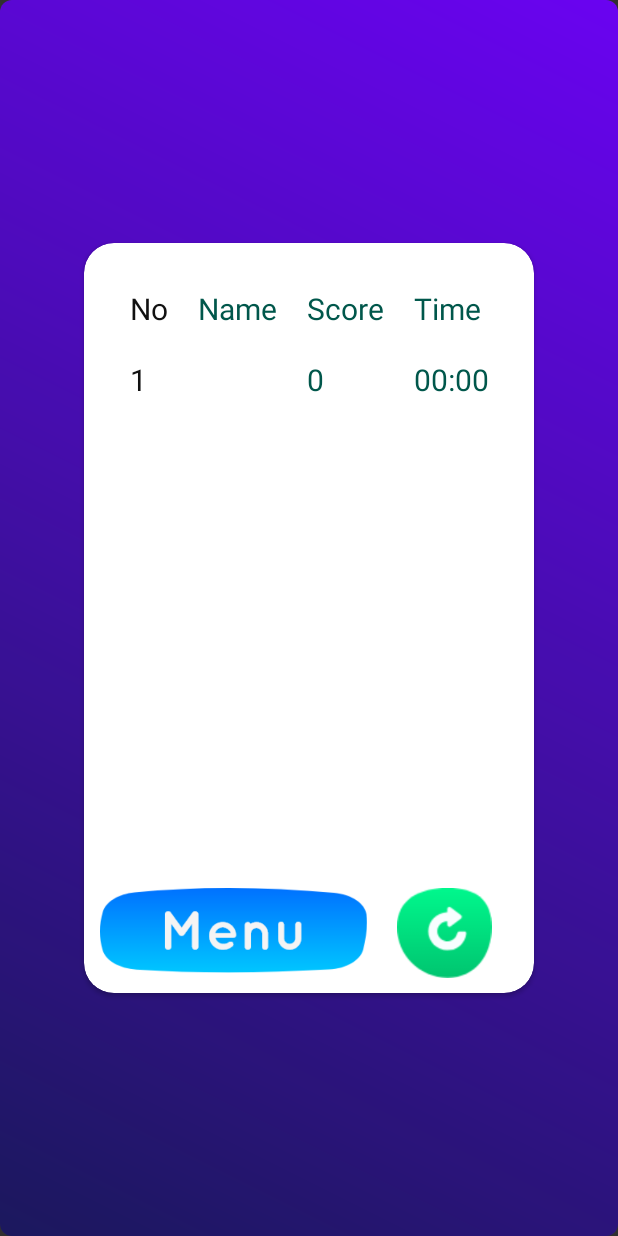
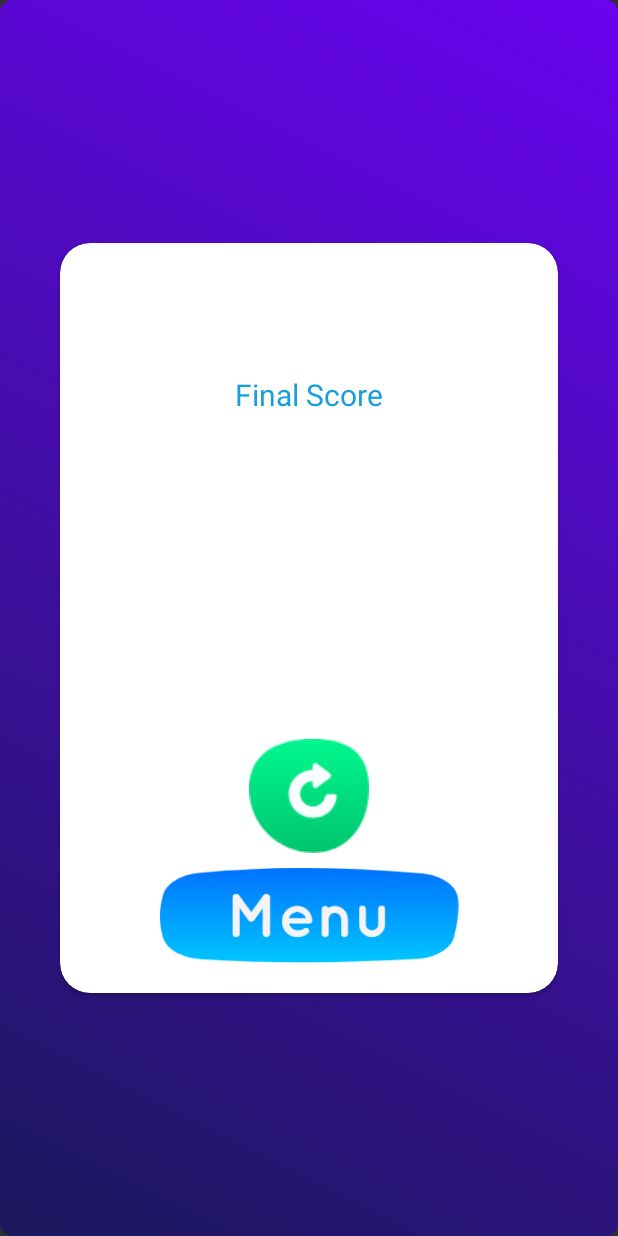
Before and after one commit to Yasfa0/Slide-it-Puzzle, an Android app: the FinalResultActivity screen opened directly, with no data from a screen before it, on a phone screen of 412 x 824 dp. Run offline under Robolectric (Android 15) with nearby library versions, the light colour scheme and no system bars; our stand-ins replace Firebase (no records; nobody signed in at launch, a user with empty details on screens opened directly); libraries missing offline, so code that uses them is left out: maes.tech.intentanim.

Commit message:
Push score ke Firebase Merapihkan UI Win Menghilangkan Button Skip Stage

```diff
--- a/app/src/main/java/com/example/pkk_sip/FinalResultActivity.java
+++ b/app/src/main/java/com/example/pkk_sip/FinalResultActivity.java
@@ -1,7 +1,6 @@
 package com.example.pkk_sip;
 
 import androidx.appcompat.app.AppCompatActivity;
-
 import android.content.Context;
 import android.content.Intent;
 import android.content.SharedPreferences;
@@ -10,16 +9,22 @@ import android.os.Bundle;
 import android.view.View;
 import android.widget.ImageButton;
 import android.widget.TextView;
+import com.google.firebase.database.DatabaseReference;
+import com.google.firebase.database.FirebaseDatabase;
 
 import maes.tech.intentanim.CustomIntent;
+
 
 public class FinalResultActivity extends AppCompatActivity {
 
     Bundle hasil;
-    TextView nama;
+    DatabaseReference db;
+    TextView nama,layout_time,layout_size,layout_score;
     ImageButton restart, menu;
     MediaPlayer voice;
     SharedPreferences pref;
+
+    String nameValue,timeValue,sizeValue,scoreValue;
 
     UjangEffect ujang = new UjangEffect();
 
@@ -29,15 +34,39 @@ public class FinalResultActivity extends AppCompatActivity {
         super.onCreate(savedInstanceState);
         setContentView(R.layout.activity_final_result);
 
+        db = FirebaseDatabase.getInstance().getReference("childScore");
+
         restart = findViewById(R.id.restart);
         menu = findViewById(R.id.menu);
+        nama = findViewById(R.id.name);
+        layout_time = findViewById(R.id.time);
+        layout_size = findViewById(R.id.size);
+        layout_score = findViewById(R.id.scoreValue);
+
         hasil = getIntent().getExtras();
-        nama = findViewById(R.id.namaUser);
-        String name = hasil.getString("nama");
+
+        if (hasil != null){
+            nameValue = hasil.getString("nama");
+            timeValue = hasil.getString("waktu");
+            sizeValue = hasil.getString("ukuran");
+            scoreValue = hasil.getString("score");
+
+            db.child("unique");
+            DatabaseReference mFiller = db.child("Unique");
+            String id = db.push().getKey();
+            Player baru = new Player(nameValue,scoreValue,timeValue,sizeValue,id);
+            db.child(id).setValue(baru);
+
+        }
+
+        nama.setText(nameValue);
+        layout_time.setText(timeValue);
+        layout_size.setText(sizeValue);
+        layout_score.setText(scoreValue);
 
         pref = getSharedPreferences("gamePrefs", Context.MODE_PRIVATE);
 
-        nama.setText(name);
+        nama.setText(nameValue);
 
 
         menu.setOnClickListener(new View.OnClickListener() {
@@ -55,11 +84,11 @@ public class FinalResultActivity extends AppCompatActivity {
         restart.setOnClickListener(new View.OnClickListener() {
             @Override
             public void onClick(View view) {
-                ujang.clickButtonAnim(restart);
-                Intent restart = new Intent(FinalResultActivity.this, PuzzleActivity.class);
-                startActivity(restart);
-                CustomIntent.customType(FinalResultActivity.this, "fadein-to-fadeout");
-                playSound();
+//                ujang.clickButtonAnim(restart);
+//                Intent restart = new Intent(FinalResultActivity.this, PuzzleActivity.class);
+//                startActivity(restart);
+//                CustomIntent.customType(FinalResultActivity.this, "fadein-to-fadeout");
+//                playSound();
             }
         });
 
--- a/app/src/main/java/com/example/pkk_sip/HasilActivity.java
+++ b/app/src/main/java/com/example/pkk_sip/HasilActivity.java
@@ -21,10 +21,26 @@ public class HasilActivity extends AppCompatActivity {
     MediaPlayer voice;
     SharedPreferences pref;
 
+    String waktu,score,ukuran;
+
+    Bundle hasilAkhir;
+
     @Override
     protected void onCreate(Bundle savedInstanceState) {
         super.onCreate(savedInstanceState);
         setContentView(R.layout.activity_hasil);
+
+        hasilAkhir = getIntent().getExtras();
+
+        if (hasilAkhir != null){
+            waktu = hasilAkhir.getString("waktu");
+            ukuran = hasilAkhir.getString("ukuran");
+            score = hasilAkhir.getString("score");
+        }else {
+            waktu = "??:??";
+            ukuran = "???";
+            score="???";
+        }
 
         pref = getSharedPreferences("gamePrefs", Context.MODE_PRIVATE);
 
@@ -37,6 +53,9 @@ public class HasilActivity extends AppCompatActivity {
                 Intent hasil = new Intent(HasilActivity.this, FinalResultActivity.class);
                 String nama = input.getText().toString();
                 hasil.putExtra("nama", nama);
+                hasil.putExtra("waktu",waktu);
+                hasil.putExtra("ukuran",ukuran);
+                hasil.putExtra("score",score);
                 startActivity(hasil);
                 CustomIntent.customType(HasilActivity.this, "fadein-to-fadeout");
                 playSound();
--- a/app/src/main/java/com/example/pkk_sip/PuzzleActivity.java
+++ b/app/src/main/java/com/example/pkk_sip/PuzzleActivity.java
@@ -37,6 +37,7 @@ public class PuzzleActivity extends AppCompatActivity {
     UjangEffect ujang = new UjangEffect();
 
     boolean noTime;
+    String detik_layout,menit_layout;
 
     Bundle bundle;
     int waktu;
@@ -219,7 +220,7 @@ public class PuzzleActivity extends AppCompatActivity {
                 start.setVisibility(View.INVISIBLE);
                 cardmain.setVisibility(View.VISIBLE);
                 pause.setVisibility(View.VISIBLE);
-                skip.setVisibility(View.VISIBLE);
+                //skip.setVisibility(View.VISIBLE);
             }
 
         }.start();
@@ -238,8 +239,8 @@ public class PuzzleActivity extends AppCompatActivity {
                     long menit_sisa = millisUntilFinished / 60000;
                     long detik_show = detik - (detik - detik_sisa);
                     long menit_show = menit - (menit - menit_sisa);
-                    String detik_layout = "";
-                    String menit_layout = "";
+                    detik_layout = "";
+                    menit_layout = "";
                     if (detik_show < 10) {
                         detik_layout = String.valueOf("0" + detik_show);
                     } else {
@@ -271,8 +272,8 @@ public class PuzzleActivity extends AppCompatActivity {
                     long menit_sisa = millisUntilFinished / 60000;
                     long detik_show = detik - detik_sisa;
                     long menit_show = menitup - menit_sisa;
-                    String detik_layout = "";
-                    String menit_layout = "";
+                    detik_layout = "";
+                    menit_layout = "";
                     if (detik_show < 10) {
                         detik_layout = String.valueOf("0" + detik_show);
                     } else {
@@ -422,6 +423,11 @@ public class PuzzleActivity extends AppCompatActivity {
             //kalo waktu kan situ yang ngerjain jadi gk tau
             //System.out.println("Kamu Menang");
             Intent result = new Intent(PuzzleActivity.this, HasilActivity.class);
+            String ukuran = p + " X " + t;
+            String stringScore = score + " ";
+            result.putExtra("ukuran", ukuran);
+            result.putExtra("score",stringScore);
+            result.putExtra("waktu",menit_layout + ":" + detik_layout);
             startActivity(result);
             PuzzleActivity.super.finish();
             CustomIntent.customType(PuzzleActivity.this, "fadein-to-fadeout");
--- a/app/src/main/res/layout-sw360dp/activity_final_result.xml
+++ b/app/src/main/res/layout-sw360dp/activity_final_result.xml
@@ -8,16 +8,16 @@
     tools:context=".FinalResultActivity">
 
     <androidx.cardview.widget.CardView
-        android:id="@+id/cardResult"
-        android:layout_width="wrap_content"
+        android:layout_width="match_parent"
         android:layout_height="500dp"
         android:layout_margin="40dp"
+        app:layout_constraintTop_toTopOf="parent"
+        app:layout_constraintBottom_toBottomOf="parent"
+        app:layout_constraintRight_toRightOf="parent"
+        app:layout_constraintLeft_toLeftOf="parent"
         app:cardBackgroundColor="@color/white2"
         app:cardCornerRadius="20dp"
-        app:layout_constraintBottom_toBottomOf="parent"
-        app:layout_constraintLeft_toLeftOf="parent"
-        app:layout_constraintRight_toRightOf="parent"
-        app:layout_constraintTop_toTopOf="parent">
+        >
 
 
         <androidx.constraintlayout.widget.ConstraintLayout
@@ -25,156 +25,105 @@
             android:layout_height="match_parent">
 
 
-            <GridLayout
-                android:id="@+id/grid2"
+            <TextView
+                android:id="@+id/scoreValue"
                 android:layout_width="wrap_content"
                 android:layout_height="wrap_content"
-                android:padding="10dp"
-                app:layout_constraintBottom_toBottomOf="parent"
+                android:text="0"
+                android:textSize="50dp"
+                android:textColor="#111"
+                android:layout_marginTop="20dp"
+                app:layout_constraintTop_toTopOf="parent"
+                app:layout_constraintRight_toRightOf="parent"
                 app:layout_constraintLeft_toLeftOf="parent"
-                app:layout_constraintRight_toRightOf="parent">
+                android:layout_marginBottom="10dp"
+                />
 
-
-                <ImageButton
-                    android:id="@+id/menu"
-                    android:layout_width="180dp"
-                    android:layout_height="wrap_content"
-                    android:adjustViewBounds="true"
-                    android:background="#00000000"
-                    android:scaleType="centerInside"
-                    android:src="@drawable/menu" />
-
-                <ImageButton
-                    android:id="@+id/restart"
-                    android:layout_width="100dp"
-                    android:layout_height="60dp"
-                    android:adjustViewBounds="true"
-                    android:background="#00000000"
-                    android:scaleType="centerInside"
-                    android:src="@drawable/restart" />
-
-
-            </GridLayout>
-
-
-            <GridLayout
-                android:id="@+id/grid"
-                android:layout_width="wrap_content"
-                android:layout_height="wrap_content"
-                android:layout_marginTop="20dp"
-                android:columnCount="4"
-                android:rowCount="4"
-                app:layout_constraintBottom_toTopOf="@id/grid"
-                app:layout_constraintLeft_toLeftOf="parent"
-                app:layout_constraintRight_toRightOf="parent"
-                app:layout_constraintTop_toTopOf="parent">
-
-                <TextView
-                    android:id="@+id/no"
-                    android:layout_width="wrap_content"
-                    android:layout_height="wrap_content"
-                    android:layout_margin="10dp"
-                    android:text="No"
-                    android:textColor="#111"
-                    android:textSize="20dp" />
-
-
-                <TextView
-                    android:id="@+id/nama"
-                    android:layout_width="wrap_content"
-                    android:layout_height="wrap_content"
-                    android:layout_margin="10dp"
-                    android:text="Name"
-                    android:textColor="@color/colorPrimaryDark"
-                    android:textSize="20dp" />
-
-
-                <TextView
-                    android:id="@+id/skor"
-                    android:layout_width="wrap_content"
-                    android:layout_height="wrap_content"
-                    android:layout_margin="10dp"
-                    android:text="Score"
-                    android:textColor="@color/colorPrimaryDark"
-                    android:textSize="20dp" />
-
-
-                <TextView
-                    android:id="@+id/waktu"
-                    android:layout_width="wrap_content"
-                    android:layout_height="wrap_content"
-                    android:layout_margin="10dp"
-                    android:text="Time"
-                    android:textColor="@color/colorPrimaryDark"
-                    android:textSize="20dp" />
-
-
-                <TextView
-                    android:id="@+id/noUser"
-                    android:layout_width="wrap_content"
-                    android:layout_height="wrap_content"
-                    android:layout_margin="10dp"
-                    android:text="1"
-                    android:textColor="#111"
-                    android:textSize="20dp" />
-
-
-                <TextView
-                    android:id="@+id/namaUser"
-                    android:layout_width="wrap_content"
-                    android:layout_height="wrap_content"
-                    android:layout_margin="10dp"
-                    android:maxLength="8"
-                    android:text="John"
-                    android:textColor="@color/colorPrimaryDark"
-                    android:textSize="20dp" />
-
-
-                <TextView
-                    android:id="@+id/skorUser"
-                    android:layout_width="wrap_content"
-                    android:layout_height="wrap_content"
-                    android:layout_margin="10dp"
-                    android:text="0"
-                    android:textColor="@color/colorPrimaryDark"
-                    android:textSize="20dp" />
-
-
-                <TextView
-                    android:id="@+id/waktuUser"
-                    android:layout_width="wrap_content"
-                    android:layout_height="wrap_content"
-                    android:layout_margin="10dp"
-                    android:text="00:00"
-                    android:textColor="@color/colorPrimaryDark"
-                    android:textSize="20dp" />
-
-
-            </GridLayout>
-
-
-            <TextView
-                android:layout_width="wrap_content"
-                android:layout_height="wrap_content"
-                android:layout_marginBottom="10dp"
-                android:text="0"
-                android:textColor="#111"
-                android:textSize="50dp"
-                app:layout_constraintBottom_toTopOf="@id/yourScore"
-                app:layout_constraintLeft_toLeftOf="@id/grid"
-                app:layout_constraintRight_toRightOf="@id/grid" />
 
             <TextView
                 android:id="@+id/yourScore"
                 android:layout_width="wrap_content"
                 android:layout_height="wrap_content"
+                android:text="Final Score"
+                android:textSize="20dp"
+                android:textColor="#189EDA"
                 android:layout_marginBottom="20dp"
-                android:text="Your Score"
-                android:textColor="#189EDA"
+                app:layout_constraintLeft_toLeftOf="parent"
+                app:layout_constraintRight_toRightOf="parent"
+                app:layout_constraintTop_toBottomOf="@id/scoreValue"
+                />
+
+            <TextView
+                android:layout_marginTop="40dp"
+                android:id="@+id/name"
+                android:layout_width="wrap_content"
+                android:layout_height="wrap_content"
+                android:text="Name"
                 android:textSize="20dp"
-                app:layout_constraintBottom_toTopOf="@id/grid"
-                app:layout_constraintLeft_toLeftOf="@id/grid"
-                app:layout_constraintRight_toRightOf="@id/grid" />
+                app:layout_constraintRight_toRightOf="parent"
+                app:layout_constraintLeft_toLeftOf="parent"
+                app:layout_constraintTop_toBottomOf="@id/yourScore"
+                android:textColor="#123"
+                />
+
+
+            <TextView
+                android:layout_marginTop="20dp"
+                android:id="@+id/size"
+                android:layout_width="wrap_content"
+                android:layout_height="wrap_content"
+                android:text="4 X 4"
+                android:textSize="20dp"
+                app:layout_constraintRight_toRightOf="parent"
+                app:layout_constraintLeft_toLeftOf="parent"
+                app:layout_constraintTop_toBottomOf="@id/name"
+                android:textColor="#123"
+                />
+
+
+            <TextView
+                android:layout_marginTop="20dp"
+                android:id="@+id/time"
+                android:layout_width="wrap_content"
+                android:layout_height="wrap_content"
+                android:text="14 : 14"
+                android:textSize="20dp"
+                app:layout_constraintRight_toRightOf="parent"
+                app:layout_constraintLeft_toLeftOf="parent"
+                app:layout_constraintTop_toBottomOf="@id/size"
+                android:textColor="#123"
+                />
+
+            <ImageButton
+                android:id="@+id/menu"
+                android:layout_width="wrap_content"
+                android:layout_height="wrap_content"
+                android:adjustViewBounds="true"
+                android:maxWidth="200dp"
+                android:maxHeight="200dp"
+                android:scaleType="centerInside"
+                android:src="@drawable/menu"
+                android:background="#00000000"
+                app:layout_constraintBottom_toBottomOf="parent"
+                app:layout_constraintRight_toRightOf="parent"
+                app:layout_constraintLeft_toLeftOf="parent"
+                android:layout_margin="20dp"
+                />
+
+            <ImageButton
+                android:id="@+id/restart"
+                android:background="#00000000"
+                android:maxWidth="150dp"
+                android:maxHeight="150dp"
+                android:src="@drawable/restart"
+                android:layout_width="wrap_content"
+                android:layout_height="wrap_content"
+                app:layout_constraintLeft_toLeftOf="parent"
+                app:layout_constraintBottom_toTopOf="@id/menu"
+                app:layout_constraintRight_toRightOf="parent"
+                android:layout_marginBottom="10dp"
+                />
+
 
         </androidx.constraintlayout.widget.ConstraintLayout>
 
--- a/app/src/main/res/layout/activity_final_result.xml
+++ b/app/src/main/res/layout/activity_final_result.xml
@@ -26,14 +26,16 @@
 
 
             <TextView
+                android:id="@+id/scoreValue"
                 android:layout_width="wrap_content"
                 android:layout_height="wrap_content"
                 android:text="0"
                 android:textSize="50dp"
                 android:textColor="#111"
-        app:layout_constraintBottom_toTopOf="@id/yourScore"
-        app:layout_constraintRight_toRightOf="@id/grid"
-        app:layout_constraintLeft_toLeftOf="@id/grid"
+                android:layout_marginTop="20dp"
+                app:layout_constraintTop_toTopOf="parent"
+                app:layout_constraintRight_toRightOf="parent"
+                app:layout_constraintLeft_toLeftOf="parent"
                 android:layout_marginBottom="10dp"
                 />
 
@@ -42,15 +44,55 @@
                 android:id="@+id/yourScore"
                 android:layout_width="wrap_content"
                 android:layout_height="wrap_content"
-                android:text="Your Score"
+                android:text="Final Score"
                 android:textSize="20dp"
                 android:textColor="#189EDA"
-                app:layout_constraintLeft_toLeftOf="@id/grid"
-                app:layout_constraintRight_toRightOf="@id/grid"
-                app:layout_constraintBottom_toTopOf="@id/grid"
                 android:layout_marginBottom="20dp"
+                app:layout_constraintLeft_toLeftOf="parent"
+                app:layout_constraintRight_toRightOf="parent"
+                app:layout_constraintTop_toBottomOf="@id/scoreValue"
                 />
 
+            <TextView
+                android:layout_marginTop="40dp"
+                android:id="@+id/name"
+                android:layout_width="wrap_content"
+                android:layout_height="wrap_content"
+                android:text="Name"
+                android:textSize="20dp"
+                app:layout_constraintRight_toRightOf="parent"
+                app:layout_constraintLeft_toLeftOf="parent"
+                app:layout_constraintTop_toBottomOf="@id/yourScore"
+                android:textColor="#123"
+                />
+
+
+            <TextView
+                android:layout_marginTop="20dp"
+                android:id="@+id/size"
+                android:layout_width="wrap_content"
+                android:layout_height="wrap_content"
+                android:text="4 X 4"
+                android:textSize="20dp"
+                app:layout_constraintRight_toRightOf="parent"
+                app:layout_constraintLeft_toLeftOf="parent"
+                app:layout_constraintTop_toBottomOf="@id/name"
+                android:textColor="#123"
+                />
+
+
+            <TextView
+                android:layout_marginTop="20dp"
+                android:id="@+id/time"
+                android:layout_width="wrap_content"
+                android:layout_height="wrap_content"
+                android:text="14 : 14"
+                android:textSize="20dp"
+                app:layout_constraintRight_toRightOf="parent"
+                app:layout_constraintLeft_toLeftOf="parent"
+                app:layout_constraintTop_toBottomOf="@id/size"
+                android:textColor="#123"
+                />
 
             <ImageButton
                 android:id="@+id/menu"
@@ -62,8 +104,8 @@
                 android:scaleType="centerInside"
                 android:src="@drawable/menu"
                 android:background="#00000000"
-        app:layout_constraintTop_toTopOf="@id/restart"
                 app:layout_constraintBottom_toBottomOf="parent"
+                app:layout_constraintRight_toRightOf="parent"
                 app:layout_constraintLeft_toLeftOf="parent"
                 android:layout_margin="20dp"
                 />
@@ -76,114 +118,12 @@
                 android:src="@drawable/restart"
                 android:layout_width="wrap_content"
                 android:layout_height="wrap_content"
-         app:layout_constraintLeft_toRightOf="@id/menu"
-         app:layout_constraintBottom_toBottomOf="@id/menu"
+                app:layout_constraintLeft_toLeftOf="parent"
+                app:layout_constraintBottom_toTopOf="@id/menu"
                 app:layout_constraintRight_toRightOf="parent"
+                android:layout_marginBottom="10dp"
                 />
 
-
-         <GridLayout
-             android:id="@+id/grid"
-             android:layout_width="wrap_content"
-             android:layout_height="wrap_content"
-             android:columnCount="4"
-             android:rowCount="4"
-             app:layout_constraintTop_toTopOf="parent"
-             app:layout_constraintRight_toRightOf="parent"
-             app:layout_constraintLeft_toLeftOf="parent"
-             app:layout_constraintBottom_toTopOf="@id/menu"
-             >
-
-             <TextView
-                 android:id="@+id/no"
-                 android:layout_width="wrap_content"
-                 android:layout_height="wrap_content"
-                 android:text="No"
-                 android:textSize="20dp"
-                 android:textColor="#111"
-                 android:layout_margin="10dp"
-                 />
-
-
-             <TextView
-                 android:id="@+id/nama"
-                 android:layout_width="wrap_content"
-                 android:layout_height="wrap_content"
-                 android:text="Name"
-                 android:layout_margin="10dp"
-                 android:textSize="20dp"
-                 android:textColor="@color/colorPrimaryDark"
-                 />
-
-
-             <TextView
-                 android:id="@+id/skor"
-                 android:layout_margin="10dp"
-                 android:layout_width="wrap_content"
-                 android:layout_height="wrap_content"
-                 android:text="Score"
-                 android:textSize="20dp"
-                 android:textColor="@color/colorPrimaryDark"
-                 />
-
-
-             <TextView
-                 android:id="@+id/waktu"
-                 android:layout_margin="10dp"
-                 android:layout_width="wrap_content"
-                 android:layout_height="wrap_content"
-                 android:text="Time"
-                 android:textSize="20dp"
-                 android:textColor="@color/colorPrimaryDark"
-                 />
-
-
-             <TextView
-                 android:id="@+id/noUser"
-                 android:layout_width="wrap_content"
-                 android:layout_height="wrap_content"
-                 android:text="1"
-                 android:textSize="20dp"
-                 android:textColor="#111"
-                 android:layout_margin="10dp"
-                 />
-
-
-             <TextView
-                 android:id="@+id/namaUser"
-                 android:layout_width="wrap_content"
-                 android:layout_height="wrap_content"
-                 android:text="John"
-                 android:layout_margin="10dp"
-                 android:maxLength="8"
-                 android:textSize="20dp"
-                 android:textColor="@color/colorPrimaryDark"
-                 />
-
-
-             <TextView
-                 android:id="@+id/skorUser"
-                 android:layout_margin="10dp"
-                 android:layout_width="wrap_content"
-                 android:layout_height="wrap_content"
-                 android:text="0"
-                 android:textSize="20dp"
-                 android:textColor="@color/colorPrimaryDark"
-                 />
-
-
-             <TextView
-                 android:id="@+id/waktuUser"
-                 android:layout_margin="10dp"
-                 android:layout_width="wrap_content"
-                 android:layout_height="wrap_content"
-                 android:text="00:00"
-                 android:textSize="20dp"
-                 android:textColor="@color/colorPrimaryDark"
-                 />
-
-
-         </GridLayout>
 
         </androidx.constraintlayout.widget.ConstraintLayout>
 
@@ -191,5 +131,4 @@
     </androidx.cardview.widget.CardView>
 
 
-
 </androidx.constraintlayout.widget.ConstraintLayout>
```
Also changed, not shown: 1 other file. Lines whose indentation alone changed are shown as unchanged.
